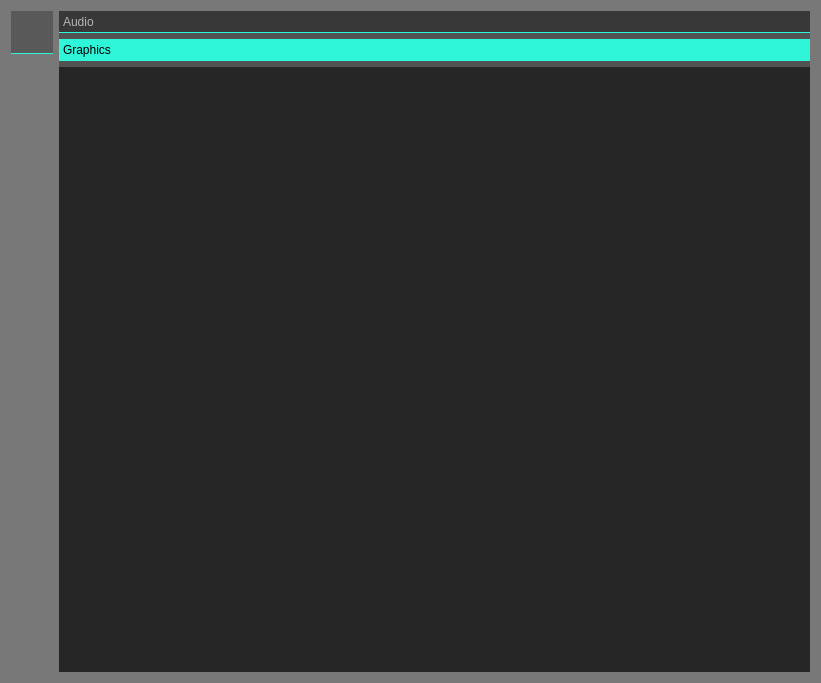
This is src/ui/settings_widget.ui in k88936/UnRustedWarfare as Qt 5 draws it before an edit. The edited form follows.
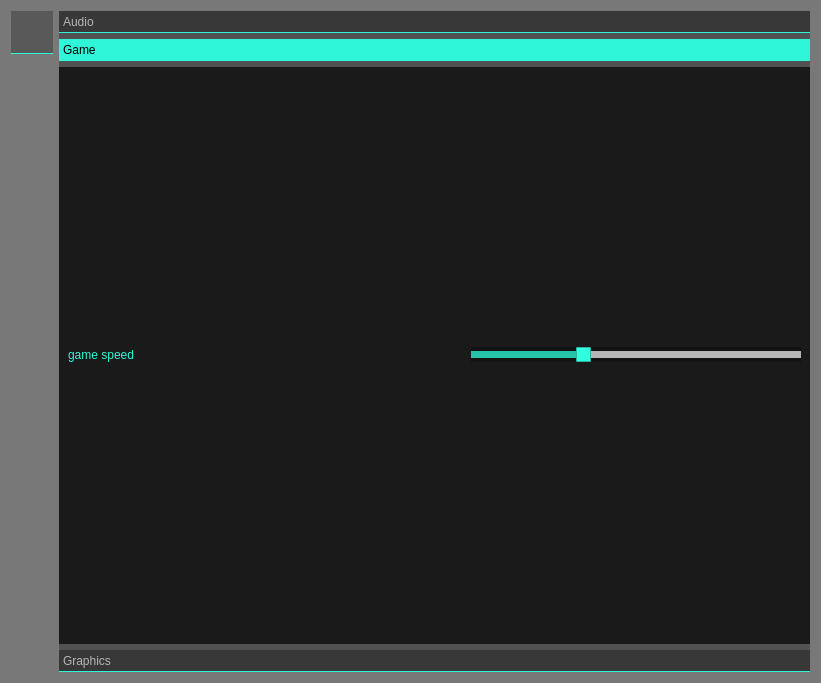
This is the edited form. Icons and pictures are not drawn.

Commit message: make jump between pages

Diff of the .ui file:
```diff
--- a/src/ui/settings_widget.ui
+++ b/src/ui/settings_widget.ui
@@ -413,6 +413,9 @@
    </item>
    <item>
     <widget class="QToolBox" name="toolBox">
+     <property name="enabled">
+      <bool>true</bool>
+     </property>
      <property name="currentIndex">
       <number>1</number>
      </property>
@@ -481,13 +484,66 @@
        </item>
       </layout>
      </widget>
-     <widget class="QWidget" name="graphics_settings_page">
+     <widget class="QWidget" name="page1">
+      <attribute name="label">
+       <string>Game</string>
+      </attribute>
+      <layout class="QVBoxLayout" name="verticalLayout_3">
+       <item>
+        <layout class="QHBoxLayout" name="horizontalLayout_4">
+         <item>
+          <widget class="QLabel" name="label_2">
+           <property name="text">
+            <string>&lt;html&gt;&lt;head/&gt;&lt;body&gt;&lt;p&gt;&lt;span style=&quot; color:#30f6d9;&quot;&gt;game speed&lt;/span&gt;&lt;/p&gt;&lt;/body&gt;&lt;/html&gt;</string>
+           </property>
+          </widget>
+         </item>
+         <item>
+          <spacer name="horizontalSpacer">
+           <property name="orientation">
+            <enum>Qt::Orientation::Horizontal</enum>
+           </property>
+           <property name="sizeHint" stdset="0">
+            <size>
+             <width>40</width>
+             <height>20</height>
+            </size>
+           </property>
+          </spacer>
+         </item>
+         <item>
+          <widget class="QSlider" name="game_speed_slider">
+           <property name="minimumSize">
+            <size>
+             <width>300</width>
+             <height>0</height>
+            </size>
+           </property>
+           <property name="minimum">
+            <number>20</number>
+           </property>
+           <property name="maximum">
+            <number>80</number>
+           </property>
+           <property name="value">
+            <number>40</number>
+           </property>
+           <property name="orientation">
+            <enum>Qt::Orientation::Horizontal</enum>
+           </property>
+          </widget>
+         </item>
+        </layout>
+       </item>
+      </layout>
+     </widget>
+     <widget class="QWidget" name="page2">
       <property name="geometry">
        <rect>
         <x>0</x>
         <y>0</y>
         <width>753</width>
-        <height>603</height>
+        <height>572</height>
        </rect>
       </property>
       <attribute name="label">
```
Left out of the diff: 32 changed lines with no effect on the pictures. Lines whose indentation alone changed are shown as unchanged. The commit also changes 15 other files.
